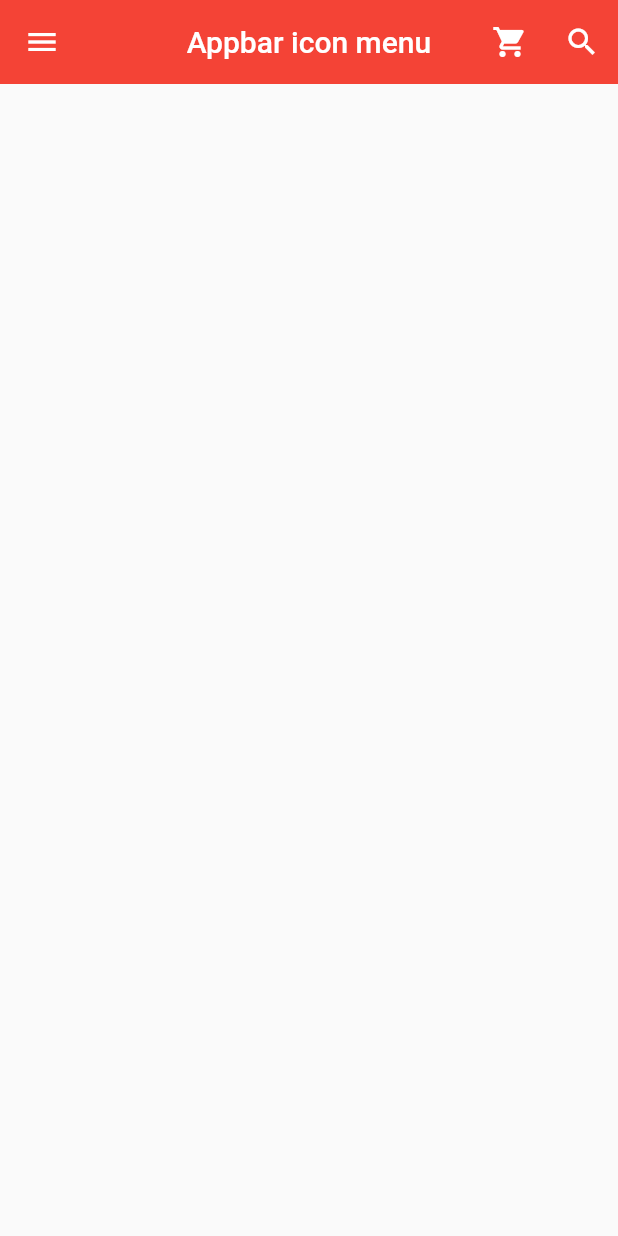
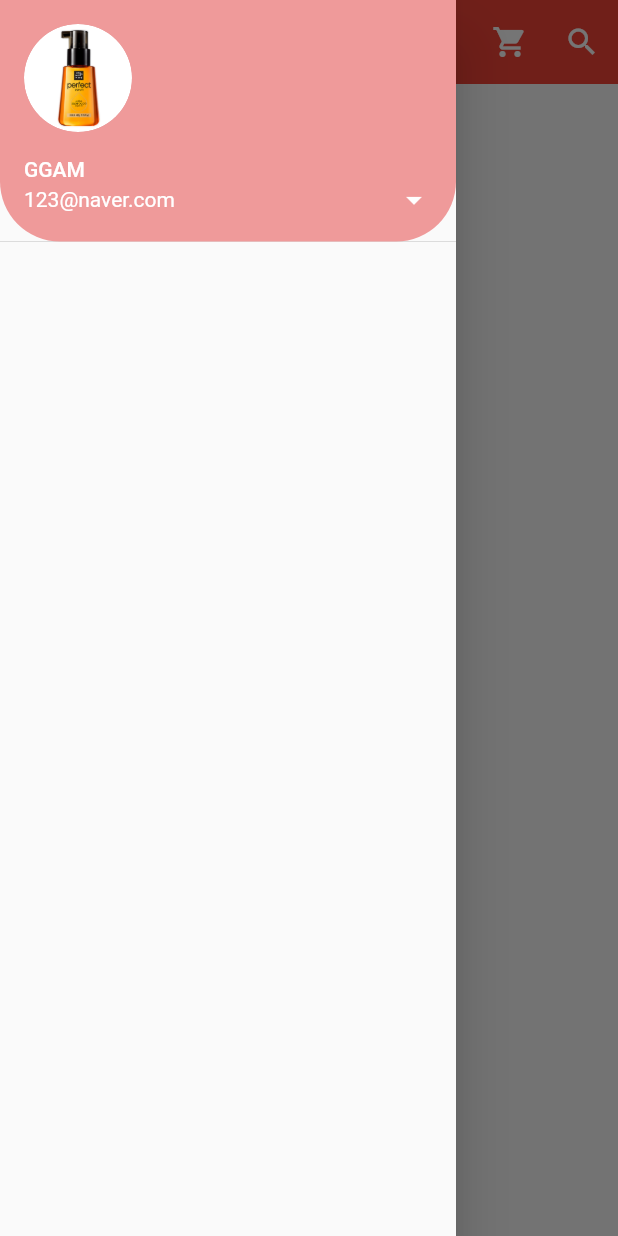
Before and after one commit to kwonjs1996/flutterPractice, a Flutter app: the screen it shows after launch, with the side drawer open (before the commit the screen has no drawer), on a phone screen of 412 x 824 dp. Run offline on Flutter 3.47's test engine with Material 2 defaults, Android fonts, the phone set to English and light mode, and no system bars.

Commit message:
onDetailsPressed, BoxDecoration

```diff
--- a/lib/main.dart
+++ b/lib/main.dart
@@ -25,12 +25,6 @@ class MyPage extends StatelessWidget {
         centerTitle: true,
         elevation: 0,
         // leading -> 아이콘 버튼이나 간단한 위젯을 왼쪽에 배치할 때 사용
-        leading: IconButton(
-          icon: Icon(Icons.menu),
-          onPressed: () {
-            print('menu button is clicked');
-          },
-        ),
         // actions -> 복수의 아이콘 버튼 등을 오른쪽에 배치할 때 사용
         actions: [
           IconButton(
@@ -45,6 +39,31 @@ class MyPage extends StatelessWidget {
               icon: Icon(Icons.search))
         ],
       ),
+      drawer: Drawer(
+        child: ListView(
+          padding: EdgeInsets.zero,
+          children: [
+            UserAccountsDrawerHeader(
+              currentAccountPicture: CircleAvatar(
+                backgroundImage: AssetImage('assets/1.jpg'),
+              ),
+              //accountName,accountEmail -> required default
+              accountName: Text('GGAM'),
+              accountEmail: Text('123@naver.com'),
+              onDetailsPressed: () {
+                print('arrow is clicked');
+              },
+              decoration: BoxDecoration(
+                color: Colors.red[200],
+                borderRadius: BorderRadius.only(
+                  bottomLeft: Radius.circular(40),
+                  bottomRight: Radius.circular(40),
+                ),
+              ),
+            )
+          ],
+        ),
+      ),
     );
   }
 }
```
Also changed, not shown: lib/drawer.dart (added).
